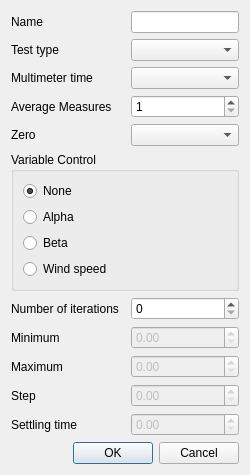
Old version of the form measurementspreferences.ui in the repository froque/AeroIST.
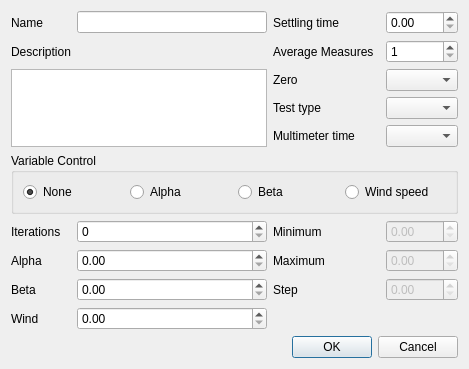
New version of the form.

Commit message: added setpoint for alpha, beta and wind in both models

```diff
--- a/measurementspreferences.ui
+++ b/measurementspreferences.ui
@@ -6,8 +6,8 @@
    <rect>
     <x>0</x>
     <y>0</y>
-    <width>318</width>
-    <height>523</height>
+    <width>500</width>
+    <height>406</height>
    </rect>
   </property>
   <property name="windowTitle">
@@ -17,31 +17,7 @@
    <property name="sizeConstraint">
     <enum>QLayout::SetFixedSize</enum>
    </property>
-   <item row="0" column="0">
-    <widget class="QLabel" name="labelName">
-     <property name="text">
-      <string>Name</string>
-     </property>
-    </widget>
-   </item>
-   <item row="0" column="2">
-    <widget class="QLineEdit" name="edit_name"/>
-   </item>
-   <item row="1" column="0">
-    <widget class="QLabel" name="labelMatrix">
-     <property name="text">
-      <string>Test type</string>
-     </property>
-    </widget>
-   </item>
-   <item row="1" column="2">
-    <widget class="QComboBox" name="combo_matrix">
-     <property name="toolTip">
-      <string>The type of test being made. Either in  midle section or bottom of the section</string>
-     </property>
-    </widget>
-   </item>
-   <item row="14" column="0" colspan="3">
+   <item row="18" column="1" colspan="5">
     <widget class="QDialogButtonBox" name="buttonBox">
      <property name="orientation">
       <enum>Qt::Horizontal</enum>
@@ -51,163 +27,223 @@
      </property>
     </widget>
    </item>
-   <item row="2" column="0">
-    <widget class="QLabel" name="labelDVMTime">
+   <item row="9" column="1" colspan="5">
+    <widget class="QGroupBox" name="groupBox">
+     <property name="title">
+      <string>Variable Control</string>
+     </property>
+     <layout class="QHBoxLayout" name="horizontalLayout">
+      <item>
+       <widget class="QRadioButton" name="radioButtonNone">
+        <property name="text">
+         <string>None</string>
+        </property>
+        <property name="checked">
+         <bool>true</bool>
+        </property>
+        <attribute name="buttonGroup">
+         <string>controlGroup</string>
+        </attribute>
+       </widget>
+      </item>
+      <item>
+       <widget class="QRadioButton" name="radioButtonAlpha">
+        <property name="text">
+         <string>Alpha</string>
+        </property>
+        <attribute name="buttonGroup">
+         <string>controlGroup</string>
+        </attribute>
+       </widget>
+      </item>
+      <item>
+       <widget class="QRadioButton" name="radioButtonBeta">
+        <property name="text">
+         <string>Beta</string>
+        </property>
+        <attribute name="buttonGroup">
+         <string>controlGroup</string>
+        </attribute>
+       </widget>
+      </item>
+      <item>
+       <widget class="QRadioButton" name="radioButtonWind">
+        <property name="text">
+         <string>Wind speed</string>
+        </property>
+        <attribute name="buttonGroup">
+         <string>controlGroup</string>
+        </attribute>
+       </widget>
+      </item>
+     </layout>
+    </widget>
+   </item>
+   <item row="10" column="1">
+    <widget class="QLabel" name="labelN">
      <property name="text">
-      <string>Multimeter time</string>
+      <string>Iterations</string>
      </property>
     </widget>
    </item>
-   <item row="2" column="2">
-    <widget class="QComboBox" name="combo_dvm_time">
-     <property name="currentIndex">
-      <number>-1</number>
+   <item row="10" column="2">
+    <widget class="QSpinBox" name="spinBoxN">
+     <property name="maximum">
+      <number>999</number>
      </property>
     </widget>
    </item>
-   <item row="10" column="0">
+   <item row="11" column="2">
+    <widget class="QDoubleSpinBox" name="doubleSpinBoxAlpha"/>
+   </item>
+   <item row="14" column="2">
+    <widget class="QDoubleSpinBox" name="doubleSpinBoxBeta"/>
+   </item>
+   <item row="15" column="2">
+    <widget class="QDoubleSpinBox" name="doubleSpinBoxWind"/>
+   </item>
+   <item row="10" column="3">
     <widget class="QLabel" name="labelMin">
      <property name="text">
       <string>Minimum</string>
      </property>
     </widget>
    </item>
-   <item row="11" column="0">
+   <item row="11" column="3">
     <widget class="QLabel" name="labelMax">
      <property name="text">
       <string>Maximum</string>
      </property>
     </widget>
    </item>
-   <item row="12" column="0">
+   <item row="14" column="3">
     <widget class="QLabel" name="labelStep">
      <property name="text">
       <string>Step</string>
      </property>
     </widget>
    </item>
-   <item row="10" column="2">
+   <item row="10" column="5">
     <widget class="QDoubleSpinBox" name="doubleSpinBoxMin">
      <property name="enabled">
       <bool>false</bool>
      </property>
     </widget>
    </item>
-   <item row="11" column="2">
+   <item row="11" column="5">
     <widget class="QDoubleSpinBox" name="doubleSpinBoxMax">
      <property name="enabled">
       <bool>false</bool>
      </property>
     </widget>
    </item>
-   <item row="12" column="2">
+   <item row="14" column="5">
     <widget class="QDoubleSpinBox" name="doubleSpinBoxStep">
      <property name="enabled">
       <bool>false</bool>
      </property>
     </widget>
    </item>
-   <item row="5" column="0" colspan="3">
-    <widget class="QGroupBox" name="groupBox">
-     <property name="title">
-      <string>Variable Control</string>
+   <item row="11" column="1">
+    <widget class="QLabel" name="labelAlpha">
+     <property name="text">
+      <string>Alpha</string>
      </property>
-     <layout class="QGridLayout" name="gridLayout_2">
-      <item row="2" column="0">
-       <widget class="QRadioButton" name="radioButtonBeta">
-        <property name="text">
-         <string>Beta</string>
-        </property>
-        <attribute name="buttonGroup">
-         <string>controlGroup</string>
-        </attribute>
-       </widget>
-      </item>
-      <item row="3" column="0">
-       <widget class="QRadioButton" name="radioButtonWind">
-        <property name="text">
-         <string>Wind speed</string>
-        </property>
-        <attribute name="buttonGroup">
-         <string>controlGroup</string>
-        </attribute>
-       </widget>
-      </item>
-      <item row="1" column="0">
-       <widget class="QRadioButton" name="radioButtonAlpha">
-        <property name="text">
-         <string>Alpha</string>
-        </property>
-        <attribute name="buttonGroup">
-         <string>controlGroup</string>
-        </attribute>
-       </widget>
-      </item>
-      <item row="0" column="0">
-       <widget class="QRadioButton" name="radioButtonNone">
-        <property name="text">
-         <string>None</string>
-        </property>
-        <property name="checked">
-         <bool>true</bool>
-        </property>
-        <attribute name="buttonGroup">
-         <string>controlGroup</string>
-        </attribute>
-       </widget>
-      </item>
-     </layout>
     </widget>
    </item>
-   <item row="3" column="0">
+   <item row="14" column="1">
+    <widget class="QLabel" name="labelBeta">
+     <property name="text">
+      <string>Beta</string>
+     </property>
+    </widget>
+   </item>
+   <item row="15" column="1">
+    <widget class="QLabel" name="labelWind">
+     <property name="text">
+      <string>Wind</string>
+     </property>
+    </widget>
+   </item>
+   <item row="0" column="1">
+    <widget class="QLabel" name="labelName">
+     <property name="text">
+      <string>Name</string>
+     </property>
+    </widget>
+   </item>
+   <item row="0" column="2">
+    <widget class="QLineEdit" name="edit_name"/>
+   </item>
+   <item row="1" column="1">
+    <widget class="QLabel" name="labelDescription">
+     <property name="text">
+      <string>Description</string>
+     </property>
+    </widget>
+   </item>
+   <item row="3" column="1" rowspan="3" colspan="2">
+    <widget class="QPlainTextEdit" name="plainTextEdit"/>
+   </item>
+   <item row="0" column="3">
+    <widget class="QLabel" name="labelSettlingTime">
+     <property name="text">
+      <string>Settling time</string>
+     </property>
+    </widget>
+   </item>
+   <item row="0" column="5">
+    <widget class="QDoubleSpinBox" name="doubleSpinBoxSettling"/>
+   </item>
+   <item row="1" column="3">
     <widget class="QLabel" name="labelAverage">
      <property name="text">
       <string>Average Measures</string>
      </property>
     </widget>
    </item>
-   <item row="3" column="2">
+   <item row="1" column="5">
     <widget class="QSpinBox" name="spinBoxAverage">
      <property name="minimum">
       <number>1</number>
      </property>
     </widget>
    </item>
-   <item row="13" column="0">
-    <widget class="QLabel" name="labelSettlingTime">
-     <property name="text">
-      <string>Settling time</string>
-     </property>
-    </widget>
-   </item>
-   <item row="13" column="2">
-    <widget class="QDoubleSpinBox" name="doubleSpinBoxSettling">
-     <property name="enabled">
-      <bool>false</bool>
-     </property>
-    </widget>
-   </item>
-   <item row="4" column="0">
+   <item row="3" column="3">
     <widget class="QLabel" name="labelZero">
      <property name="text">
       <string>Zero</string>
      </property>
     </widget>
    </item>
-   <item row="4" column="2">
+   <item row="3" column="5">
     <widget class="QComboBox" name="combo_zero"/>
    </item>
-   <item row="6" column="2">
-    <widget class="QSpinBox" name="spinBoxN">
-     <property name="maximum">
-      <number>999</number>
+   <item row="4" column="3">
+    <widget class="QLabel" name="labelMatrix">
+     <property name="text">
+      <string>Test type</string>
      </property>
     </widget>
    </item>
-   <item row="6" column="0">
-    <widget class="QLabel" name="labelN">
+   <item row="4" column="5">
+    <widget class="QComboBox" name="combo_matrix">
+     <property name="toolTip">
+      <string>The type of test being made. Either in  midle section or bottom of the section</string>
+     </property>
+    </widget>
+   </item>
+   <item row="5" column="3">
+    <widget class="QLabel" name="labelDVMTime">
      <property name="text">
-      <string>Number of iterations</string>
+      <string>Multimeter time</string>
+     </property>
+    </widget>
+   </item>
+   <item row="5" column="5">
+    <widget class="QComboBox" name="combo_dvm_time">
+     <property name="currentIndex">
+      <number>-1</number>
      </property>
     </widget>
    </item>
```
Left out of the diff: 2 changed lines with no effect on the pictures. The commit also changes 14 other files.
